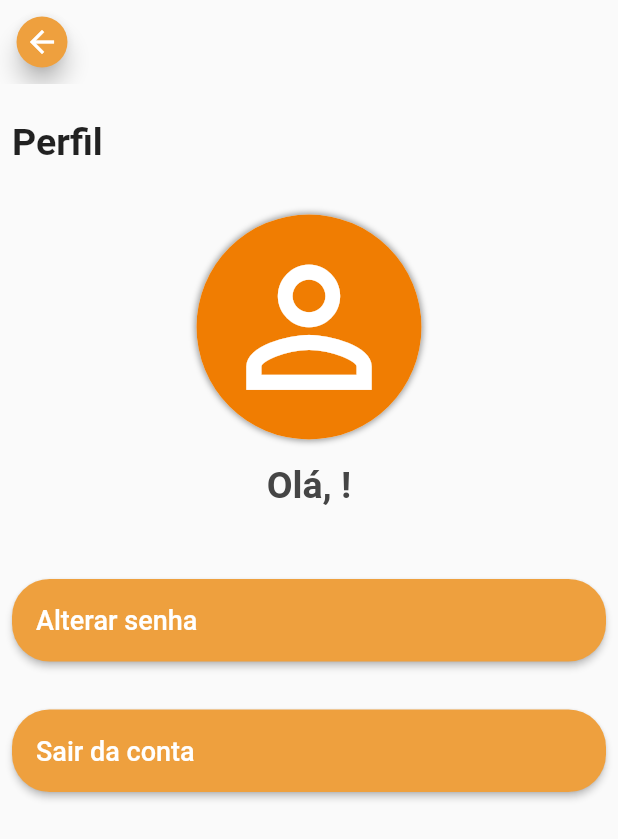
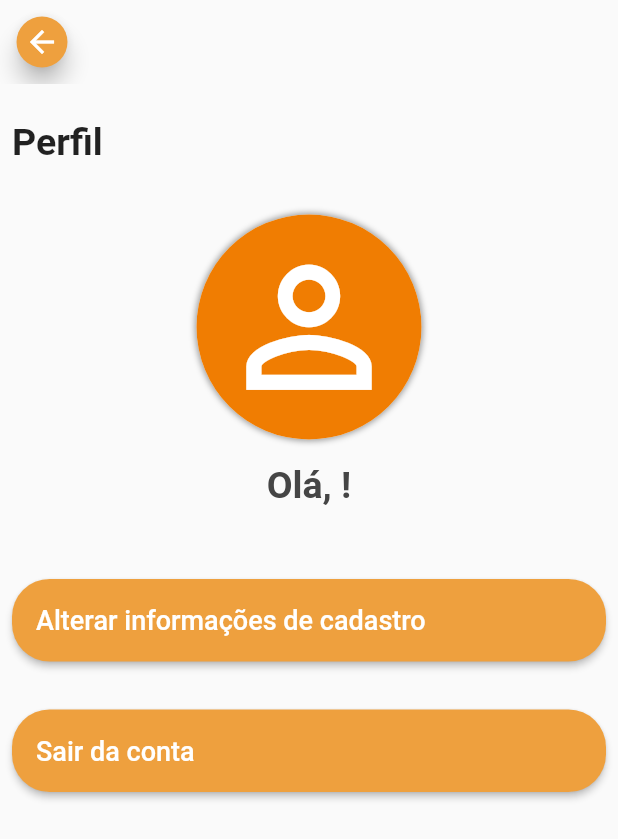
Before and after one commit to gustavocnp95/app-caldo-cana-campeao, a Flutter app: the UserMenuPage screen opened by its route, on a phone screen of 412 x 824 dp. Shown: the top 839 px of the screen. Run offline on Flutter 3.47's test engine with Material 2 defaults, Android fonts, the phone set to English and light mode, and no system bars; our stand-ins replace fluttertoast, shared_preferences; accounts and stored records are empty; generated files the repository leaves out were written again.

Commit message:
melhora titulo do botao

```diff
--- a/lib/user_menu/UserMenuPage.dart
+++ b/lib/user_menu/UserMenuPage.dart
@@ -74,7 +74,7 @@ class UserMenuPage extends StatelessWidget {
   ListView _createOptions(BuildContext context) {
     List<Widget> options = <Widget>[];
     options.add(
-      _createOption("Alterar senha", () {}),
+      _createOption("Alterar informações de cadastro", () {}),
     );
     if (CampeaoSharedPreferences.getUserIsAdmin() ?? false) {
       options.add(
```
